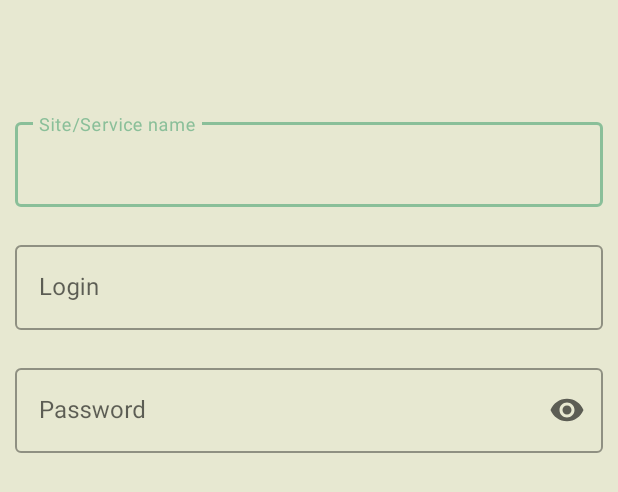
After one commit to serhohuk/PassBank, an Android app: the layout fragment_password.xml on its own in the app's theme, with its tools: preview values and no code run, on a phone screen of 412 x 824 dp. The commit adds this screen. Shown: the top 492 px of the screen. Run offline under Robolectric (Android 15) with nearby library versions, the phone set to English and light mode, and no system bars.

Commit message:
get password case

```diff
--- a/app/build.gradle
+++ b/app/build.gradle
@@ -3,9 +3,12 @@ plugins {
     id 'org.jetbrains.kotlin.android'
     id 'org.jetbrains.kotlin.kapt'
     id 'androidx.navigation.safeargs.kotlin'
+    id "kotlin-parcelize"
+
 }
 
 apply plugin: "realm-android"
+
 
 android {
     compileSdk 31
--- /dev/null
+++ b/app/src/main/res/layout/fragment_password.xml
@@ -0,0 +1,92 @@
+<?xml version="1.0" encoding="utf-8"?>
+<androidx.constraintlayout.widget.ConstraintLayout xmlns:android="http://schemas.android.com/apk/res/android"
+    xmlns:app="http://schemas.android.com/apk/res-auto"
+    xmlns:tools="http://schemas.android.com/tools"
+    android:background="@color/light_olive"
+    android:layout_width="match_parent"
+    android:layout_height="match_parent">
+
+    <LinearLayout
+        android:id="@+id/linearLayout"
+        android:layout_width="match_parent"
+        android:layout_height="?android:attr/actionBarSize"
+        android:orientation="vertical"
+        app:layout_constraintEnd_toEndOf="parent"
+        app:layout_constraintHorizontal_bias="0.5"
+        app:layout_constraintStart_toStartOf="parent"
+        app:layout_constraintTop_toTopOf="parent" />
+
+    <com.google.android.material.textfield.TextInputLayout
+        android:id="@+id/et_service_name"
+        style="@style/Widget.MaterialComponents.TextInputLayout.OutlinedBox"
+        android:layout_width="match_parent"
+        android:layout_height="wrap_content"
+        android:layout_marginHorizontal="10dp"
+        android:layout_marginTop="20dp"
+        android:clickable="false"
+        android:focusable="false"
+        android:hint="@string/site_service_name"
+        app:layout_constraintEnd_toEndOf="parent"
+        app:layout_constraintHorizontal_bias="0.5"
+        app:layout_constraintStart_toStartOf="parent"
+        app:layout_constraintTop_toBottomOf="@+id/linearLayout">
+
+        <com.google.android.material.textfield.TextInputEditText
+            android:layout_width="match_parent"
+            android:layout_height="match_parent"
+            android:cursorVisible="false"
+            android:inputType="none" />
+
+    </com.google.android.material.textfield.TextInputLayout>
+
+
+    <com.google.android.material.textfield.TextInputLayout
+        android:id="@+id/et_login"
+        style="@style/Widget.MaterialComponents.TextInputLayout.OutlinedBox"
+        android:layout_width="match_parent"
+        android:layout_height="wrap_content"
+        android:layout_marginHorizontal="10dp"
+        android:layout_marginTop="20dp"
+        android:clickable="false"
+        android:focusable="false"
+        app:helperTextEnabled="true"
+        app:layout_constraintEnd_toEndOf="parent"
+        app:layout_constraintHorizontal_bias="0.5"
+        app:layout_constraintStart_toStartOf="parent"
+        app:layout_constraintTop_toBottomOf="@+id/et_service_name">
+
+        <com.google.android.material.textfield.TextInputEditText
+            android:inputType="none"
+            android:cursorVisible="false"
+            android:layout_width="match_parent"
+            android:layout_height="match_parent"
+            android:hint="@string/login" />
+
+    </com.google.android.material.textfield.TextInputLayout>
+
+
+    <com.google.android.material.textfield.TextInputLayout
+        android:id="@+id/et_password"
+        style="@style/Widget.MaterialComponents.TextInputLayout.OutlinedBox"
+        android:layout_width="match_parent"
+        android:layout_height="wrap_content"
+        android:layout_marginHorizontal="10dp"
+        android:layout_marginTop="20dp"
+        app:endIconMode="password_toggle"
+        app:layout_constraintEnd_toEndOf="parent"
+        app:layout_constraintHorizontal_bias="0.5"
+        app:layout_constraintStart_toStartOf="parent"
+        app:layout_constraintTop_toBottomOf="@+id/et_login">
+
+        <com.google.android.material.textfield.TextInputEditText
+            android:inputType="textPassword"
+            android:layout_width="match_parent"
+            android:layout_height="match_parent"
+            android:hint="@string/password" />
+
+
+    </com.google.android.material.textfield.TextInputLayout>
+
+
+
+</androidx.constraintlayout.widget.ConstraintLayout>
--- a/app/src/main/res/layout/item_pass_info.xml
+++ b/app/src/main/res/layout/item_pass_info.xml
@@ -1,6 +1,9 @@
 <?xml version="1.0" encoding="utf-8"?>
 <androidx.constraintlayout.widget.ConstraintLayout xmlns:android="http://schemas.android.com/apk/res/android"
     xmlns:app="http://schemas.android.com/apk/res-auto"
+    android:clickable="true"
+    android:focusable="true"
+    android:background="?attr/selectableItemBackground"
     android:layout_width="match_parent"
     android:layout_height="wrap_content">
 
@@ -10,7 +13,7 @@
         android:layout_height="wrap_content"
         android:layout_marginStart="30dp"
         android:layout_marginVertical="20dp"
-        android:fontFamily="@font/oswald_bold"
+        android:fontFamily="@font/oswald_light"
         android:text="Facebook"
         android:textColor="@color/black"
         android:textSize="18sp"
```
Also changed, not shown: app/src/main/java/com/serhohuk/passbank/data/models/PasswordData.kt (+4 -3 lines), app/src/main/java/com/serhohuk/passbank/presentation/adapters/PasswordInfoAdapter.kt (+13 -0 lines), app/src/main/java/com/serhohuk/passbank/presentation/fragments/HomeFragment.kt (+13 -3 lines), app/src/main/java/com/serhohuk/passbank/presentation/fragments/PasswordFragment.kt (added, +54 -0 lines), app/src/main/res/navigation/nav_graph.xml (+12 -0 lines).
